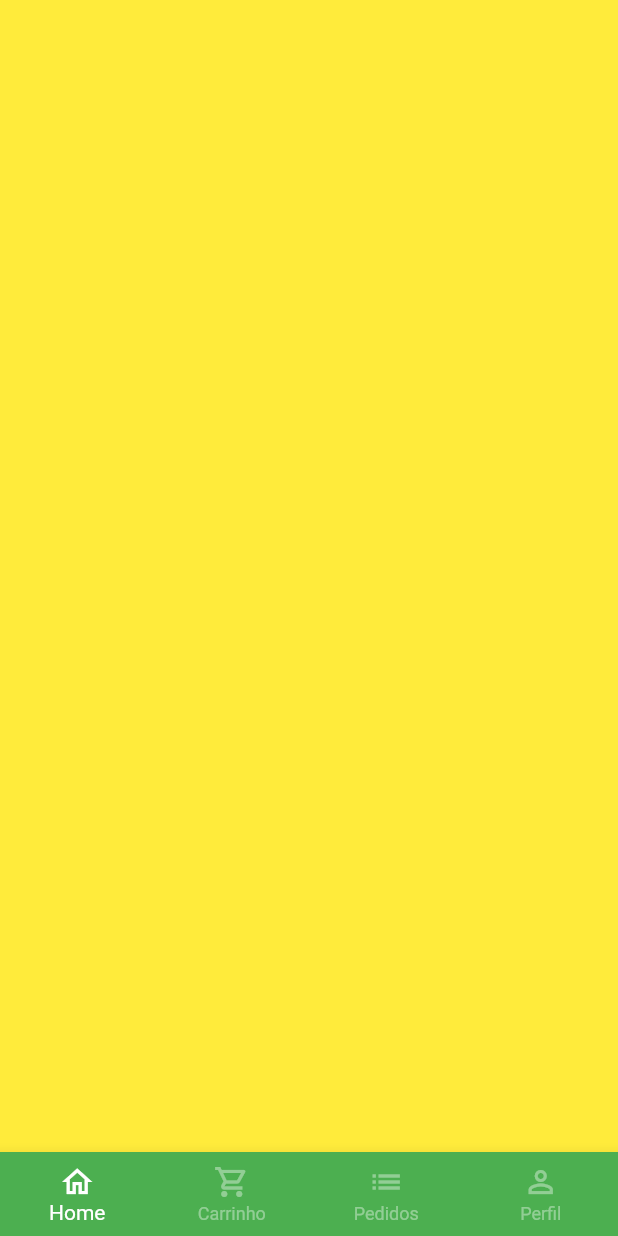
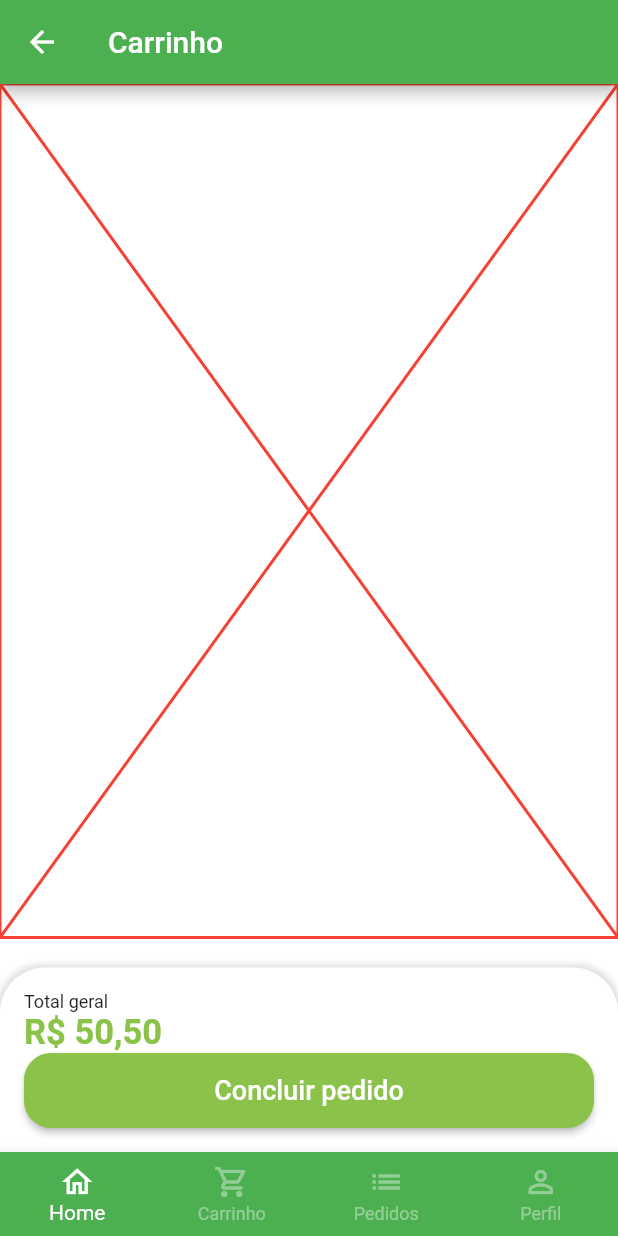
Before and after one commit to estelson/greengrocer, a Flutter app: the BaseScreen screen opened directly, swiped to page 2, on a phone screen of 412 x 824 dp. Run offline on Flutter 3.47's test engine with Material 2 defaults, Android fonts, the light colour scheme and no system bars; our stand-ins replace animated_text_kit, badges, mask_text_input_formatter.

Commit message:
Implementando o Total geral, o preço formatado e o botão "Concluir pedido"

```diff
--- a/lib/src/pages/base/base_screen.dart
+++ b/lib/src/pages/base/base_screen.dart
@@ -1,4 +1,5 @@
 import 'package:flutter/material.dart';
+import 'package:greengrocer/src/pages/cart/cart_tab.dart';
 import 'package:greengrocer/src/pages/home/home_tab.dart';
 
 class BaseScreen extends StatefulWidget {
@@ -21,7 +22,7 @@
         controller: pageController,
         children: [
           const HomeTab(),
-          Container(color: Colors.yellow),
+          CartTab(),
           Container(color: Colors.blue),
           Container(color: Colors.purple),
         ],
--- /dev/null
+++ b/lib/src/pages/cart/cart_tab.dart
@@ -0,0 +1,97 @@
+import 'package:flutter/material.dart';
+import 'package:greengrocer/src/config/custom_colors.dart';
+import 'package:greengrocer/src/services/utils_services.dart';
+
+class CartTab extends StatelessWidget {
+  CartTab({Key? key}) : super(key: key);
+
+  final UtilsServices utilsServices = UtilsServices();
+
+  @override
+  Widget build(BuildContext context) {
+    return Scaffold(
+      // AppBar
+      appBar: AppBar(
+        title: const Text("Carrinho"),
+      ),
+
+      // Corpo da tela de carrinho de compras
+      body: Column(
+        children: [
+          const Expanded(
+            child: Placeholder(
+              color: Colors.red,
+            ),
+          ),
+
+          const SizedBox(
+            height: 20,
+          ),
+
+          // Painel inferior
+          Container(
+            padding: const EdgeInsets.all(16),
+            decoration: BoxDecoration(
+              color: Colors.white,
+              borderRadius: const BorderRadius.vertical(
+                top: Radius.circular(30),
+              ),
+              // Efeito de elevação no container
+              boxShadow: [
+                BoxShadow(
+                  color: Colors.grey.shade300,
+                  blurRadius: 3,
+                  spreadRadius: 2,
+                )
+              ],
+            ),
+
+            // Itens do painel: Total geral, Preço e Botão Concluir pedido
+            child: Column(
+              crossAxisAlignment: CrossAxisAlignment.stretch,
+              children: [
+                // Total geral
+                const Text(
+                  "Total geral",
+                  style: TextStyle(
+                    fontSize: 12,
+                  ),
+                ),
+
+                // Preço
+                Text(
+                  utilsServices.priceToCurrency(50.5),
+                  style: TextStyle(
+                    fontSize: 23,
+                    color: CustomColors.customSwatchColor,
+                    fontWeight: FontWeight.bold,
+                  ),
+                ),
+
+                // Botão Concluir pedido
+                SizedBox(
+                  height: 50,
+                  child: ElevatedButton(
+                    style: ElevatedButton.styleFrom(
+                      backgroundColor: CustomColors.customSwatchColor,
+                      shape: RoundedRectangleBorder(
+                        borderRadius: BorderRadius.circular(18),
+                      ),
+                    ),
+                    onPressed: () {},
+                    child: const Text(
+                      "Concluir pedido",
+                      style: TextStyle(
+                        fontSize: 18,
+                      ),
+                    ),
+                  ),
+                ),
+              ],
+            ),
+          ),
+        ],
+      ),
+    );
+  }
+}
--- a/lib/src/pages/product/product_screen.dart
+++ b/lib/src/pages/product/product_screen.dart
@@ -5,7 +5,7 @@
 import 'package:greengrocer/src/services/utils_services.dart';
 
 class ProductScreen extends StatefulWidget {
-  ProductScreen({Key? key, required this.item}) : super(key: key);
+  const ProductScreen({Key? key, required this.item}) : super(key: key);
 
   final ItemModel item;
 
```
